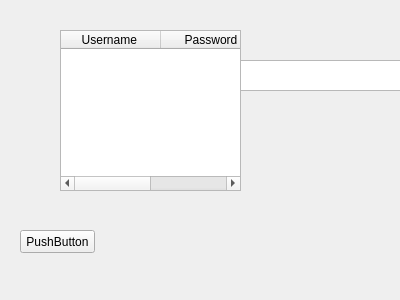
The window that new.ui (kokkinn/UI-Database) describes before a commit, drawn with Qt 5.
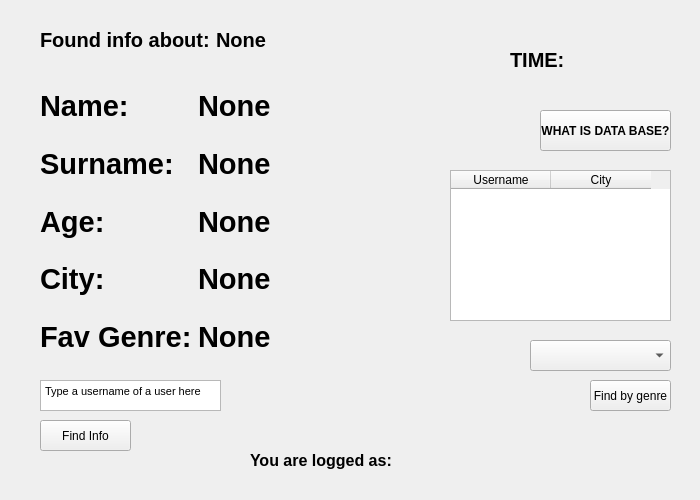
The same window after the commit.

Patch:
```diff
--- a/new.ui
+++ b/new.ui
@@ -6,8 +6,8 @@
    <rect>
     <x>0</x>
     <y>0</y>
-    <width>400</width>
-    <height>300</height>
+    <width>700</width>
+    <height>500</height>
    </rect>
   </property>
   <property name="windowTitle">
@@ -16,44 +16,498 @@
   <widget class="QTableWidget" name="table">
    <property name="geometry">
     <rect>
-     <x>60</x>
-     <y>30</y>
-     <width>181</width>
-     <height>161</height>
+     <x>450</x>
+     <y>170</y>
+     <width>221</width>
+     <height>151</height>
     </rect>
    </property>
    <column>
     <property name="text">
-     <string>Username </string>
+     <string>Username</string>
     </property>
    </column>
    <column>
     <property name="text">
-     <string>Password</string>
+     <string>City</string>
     </property>
    </column>
   </widget>
   <widget class="QPushButton" name="button">
    <property name="geometry">
     <rect>
-     <x>20</x>
-     <y>230</y>
-     <width>75</width>
-     <height>23</height>
+     <x>40</x>
+     <y>420</y>
+     <width>91</width>
+     <height>31</height>
     </rect>
    </property>
    <property name="text">
-    <string>PushButton</string>
+    <string>Find Info</string>
    </property>
   </widget>
   <widget class="QTextEdit" name="textfield">
    <property name="geometry">
     <rect>
-     <x>240</x>
+     <x>40</x>
+     <y>380</y>
+     <width>181</width>
+     <height>31</height>
+    </rect>
+   </property>
+   <property name="inputMethodHints">
+    <set>Qt::ImhMultiLine</set>
+   </property>
+   <property name="tabChangesFocus">
+    <bool>false</bool>
+   </property>
+   <property name="html">
+    <string>&lt;!DOCTYPE HTML PUBLIC &quot;-//W3C//DTD HTML 4.0//EN&quot; &quot;http://www.w3.org/TR/REC-html40/strict.dtd&quot;&gt;
+&lt;html&gt;&lt;head&gt;&lt;meta name=&quot;qrichtext&quot; content=&quot;1&quot; /&gt;&lt;style type=&quot;text/css&quot;&gt;
+p, li { white-space: pre-wrap; }
+&lt;/style&gt;&lt;/head&gt;&lt;body style=&quot; font-family:'MS Shell Dlg 2'; font-size:8.25pt; font-weight:400; font-style:normal;&quot;&gt;
+&lt;p style=&quot; margin-top:0px; margin-bottom:0px; margin-left:0px; margin-right:0px; -qt-block-indent:0; text-indent:0px;&quot;&gt;Type a username of a user here&lt;/p&gt;&lt;/body&gt;&lt;/html&gt;</string>
+   </property>
+   <property name="placeholderText">
+    <string/>
+   </property>
+  </widget>
+  <widget class="QLabel" name="label_15">
+   <property name="geometry">
+    <rect>
+     <x>190</x>
      <y>60</y>
-     <width>161</width>
+     <width>151</width>
+     <height>71</height>
+    </rect>
+   </property>
+   <property name="font">
+    <font>
+     <pointsize>18</pointsize>
+    </font>
+   </property>
+   <property name="text">
+    <string/>
+   </property>
+  </widget>
+  <widget class="QWidget" name="gridLayoutWidget">
+   <property name="geometry">
+    <rect>
+     <x>40</x>
+     <y>80</y>
+     <width>301</width>
+     <height>283</height>
+    </rect>
+   </property>
+   <layout class="QGridLayout" name="gridLayout">
+    <item row="0" column="0">
+     <widget class="QLabel" name="label_2">
+      <property name="enabled">
+       <bool>true</bool>
+      </property>
+      <property name="font">
+       <font>
+        <pointsize>22</pointsize>
+        <weight>75</weight>
+        <italic>false</italic>
+        <bold>true</bold>
+        <underline>false</underline>
+       </font>
+      </property>
+      <property name="acceptDrops">
+       <bool>false</bool>
+      </property>
+      <property name="layoutDirection">
+       <enum>Qt::LeftToRight</enum>
+      </property>
+      <property name="autoFillBackground">
+       <bool>false</bool>
+      </property>
+      <property name="text">
+       <string>Name:</string>
+      </property>
+      <property name="alignment">
+       <set>Qt::AlignLeading|Qt::AlignLeft|Qt::AlignVCenter</set>
+      </property>
+     </widget>
+    </item>
+    <item row="2" column="0">
+     <widget class="QLabel" name="label_3">
+      <property name="enabled">
+       <bool>true</bool>
+      </property>
+      <property name="font">
+       <font>
+        <pointsize>22</pointsize>
+        <weight>75</weight>
+        <bold>true</bold>
+        <underline>false</underline>
+       </font>
+      </property>
+      <property name="text">
+       <string>Surname:</string>
+      </property>
+     </widget>
+    </item>
+    <item row="3" column="0">
+     <widget class="QLabel" name="label_5">
+      <property name="enabled">
+       <bool>true</bool>
+      </property>
+      <property name="font">
+       <font>
+        <pointsize>22</pointsize>
+        <weight>75</weight>
+        <bold>true</bold>
+        <underline>false</underline>
+       </font>
+      </property>
+      <property name="text">
+       <string>Age:</string>
+      </property>
+     </widget>
+    </item>
+    <item row="4" column="0">
+     <widget class="QLabel" name="label_4">
+      <property name="enabled">
+       <bool>true</bool>
+      </property>
+      <property name="font">
+       <font>
+        <pointsize>22</pointsize>
+        <weight>75</weight>
+        <bold>true</bold>
+        <underline>false</underline>
+       </font>
+      </property>
+      <property name="text">
+       <string>City:</string>
+      </property>
+     </widget>
+    </item>
+    <item row="2" column="1">
+     <widget class="QLabel" name="dispsurname">
+      <property name="enabled">
+       <bool>true</bool>
+      </property>
+      <property name="font">
+       <font>
+        <pointsize>22</pointsize>
+        <weight>75</weight>
+        <bold>true</bold>
+        <underline>false</underline>
+       </font>
+      </property>
+      <property name="text">
+       <string>None</string>
+      </property>
+     </widget>
+    </item>
+    <item row="5" column="1">
+     <widget class="QLabel" name="dispgenre">
+      <property name="font">
+       <font>
+        <pointsize>22</pointsize>
+        <weight>75</weight>
+        <bold>true</bold>
+       </font>
+      </property>
+      <property name="text">
+       <string>None</string>
+      </property>
+     </widget>
+    </item>
+    <item row="5" column="0">
+     <widget class="QLabel" name="label_7">
+      <property name="font">
+       <font>
+        <pointsize>22</pointsize>
+        <weight>75</weight>
+        <bold>true</bold>
+       </font>
+      </property>
+      <property name="text">
+       <string>Fav Genre:</string>
+      </property>
+     </widget>
+    </item>
+    <item row="0" column="1">
+     <widget class="QLabel" name="dispname">
+      <property name="enabled">
+       <bool>true</bool>
+      </property>
+      <property name="font">
+       <font>
+        <pointsize>22</pointsize>
+        <weight>75</weight>
+        <bold>true</bold>
+        <underline>false</underline>
+       </font>
+      </property>
+      <property name="text">
+       <string>None</string>
+      </property>
+     </widget>
+    </item>
+    <item row="4" column="1">
+     <widget class="QLabel" name="dispage">
+      <property name="enabled">
+       <bool>true</bool>
+      </property>
+      <property name="font">
+       <font>
+        <pointsize>22</pointsize>
+        <weight>75</weight>
+        <bold>true</bold>
+        <underline>false</underline>
+       </font>
+      </property>
+      <property name="text">
+       <string>None</string>
+      </property>
+     </widget>
+    </item>
+    <item row="3" column="1">
+     <widget class="QLabel" name="dispcity">
+      <property name="enabled">
+       <bool>true</bool>
+      </property>
+      <property name="font">
+       <font>
+        <pointsize>22</pointsize>
+        <weight>75</weight>
+        <bold>true</bold>
+        <underline>false</underline>
+       </font>
+      </property>
+      <property name="autoFillBackground">
+       <bool>false</bool>
+      </property>
+      <property name="text">
+       <string>None</string>
+      </property>
+     </widget>
+    </item>
+   </layout>
+  </widget>
+  <widget class="QPushButton" name="pushButton">
+   <property name="geometry">
+    <rect>
+     <x>540</x>
+     <y>110</y>
+     <width>131</width>
+     <height>41</height>
+    </rect>
+   </property>
+   <property name="font">
+    <font>
+     <weight>75</weight>
+     <bold>true</bold>
+    </font>
+   </property>
+   <property name="text">
+    <string>WHAT IS DATA BASE?</string>
+   </property>
+  </widget>
+  <widget class="QWidget" name="horizontalLayoutWidget">
+   <property name="geometry">
+    <rect>
+     <x>510</x>
+     <y>20</y>
+     <width>160</width>
+     <height>80</height>
+    </rect>
+   </property>
+   <layout class="QHBoxLayout" name="horizontalLayout">
+    <item>
+     <widget class="QLabel" name="label2">
+      <property name="font">
+       <font>
+        <pointsize>15</pointsize>
+        <weight>75</weight>
+        <bold>true</bold>
+       </font>
+      </property>
+      <property name="text">
+       <string>TIME:</string>
+      </property>
+     </widget>
+    </item>
+    <item>
+     <widget class="QLabel" name="label_6">
+      <property name="font">
+       <font>
+        <pointsize>15</pointsize>
+        <weight>75</weight>
+        <bold>true</bold>
+       </font>
+      </property>
+      <property name="text">
+       <string/>
+      </property>
+     </widget>
+    </item>
+   </layout>
+  </widget>
+  <widget class="QComboBox" name="comboBox">
+   <property name="geometry">
+    <rect>
+     <x>530</x>
+     <y>340</y>
+     <width>141</width>
      <height>31</height>
     </rect>
+   </property>
+   <item>
+    <property name="text">
+     <string/>
+    </property>
+   </item>
+   <item>
+    <property name="text">
+     <string>Rock</string>
+    </property>
+   </item>
+   <item>
+    <property name="text">
+     <string>Rap</string>
+    </property>
+   </item>
+   <item>
+    <property name="text">
+     <string>Pop</string>
+    </property>
+   </item>
+   <item>
+    <property name="text">
+     <string>Funk</string>
+    </property>
+   </item>
+   <item>
+    <property name="text">
+     <string>Jazz</string>
+    </property>
+   </item>
+   <item>
+    <property name="text">
+     <string>Electro</string>
+    </property>
+   </item>
+   <item>
+    <property name="text">
+     <string>Classic</string>
+    </property>
+   </item>
+  </widget>
+  <widget class="QPushButton" name="findgenre">
+   <property name="geometry">
+    <rect>
+     <x>590</x>
+     <y>380</y>
+     <width>81</width>
+     <height>31</height>
+    </rect>
+   </property>
+   <property name="text">
+    <string>Find by genre</string>
+   </property>
+  </widget>
+  <widget class="QWidget" name="horizontalLayoutWidget_2">
+   <property name="geometry">
+    <rect>
+     <x>250</x>
+     <y>440</y>
+     <width>231</width>
+     <height>41</height>
+    </rect>
+   </property>
+   <layout class="QHBoxLayout" name="horizontalLayout_2">
+    <item>
+     <widget class="QLabel" name="label_8">
+      <property name="font">
+       <font>
+        <pointsize>12</pointsize>
+        <weight>75</weight>
+        <bold>true</bold>
+       </font>
+      </property>
+      <property name="text">
+       <string>You are logged as:</string>
+      </property>
+     </widget>
+    </item>
+    <item>
+     <widget class="QLabel" name="loggedname">
+      <property name="font">
+       <font>
+        <pointsize>11</pointsize>
+       </font>
+      </property>
+      <property name="text">
+       <string/>
+      </property>
+     </widget>
+    </item>
+   </layout>
+  </widget>
+  <widget class="QWidget" name="horizontalLayoutWidget_3">
+   <property name="geometry">
+    <rect>
+     <x>40</x>
+     <y>0</y>
+     <width>341</width>
+     <height>80</height>
+    </rect>
+   </property>
+   <layout class="QHBoxLayout" name="horizontalLayout_3">
+    <item>
+     <widget class="QLabel" name="label11">
+      <property name="font">
+       <font>
+        <pointsize>15</pointsize>
+        <weight>75</weight>
+        <bold>true</bold>
+       </font>
+      </property>
+      <property name="text">
+       <string>Found info about:</string>
+      </property>
+     </widget>
+    </item>
+    <item>
+     <widget class="QLabel" name="label_9">
+      <property name="font">
+       <font>
+        <pointsize>15</pointsize>
+        <weight>75</weight>
+        <bold>true</bold>
+       </font>
+      </property>
+      <property name="text">
+       <string>None</string>
+      </property>
+     </widget>
+    </item>
+   </layout>
+  </widget>
+  <widget class="QLabel" name="label">
+   <property name="geometry">
+    <rect>
+     <x>40</x>
+     <y>460</y>
+     <width>181</width>
+     <height>16</height>
+    </rect>
+   </property>
+   <property name="font">
+    <font>
+     <pointsize>12</pointsize>
+     <weight>75</weight>
+     <bold>true</bold>
+    </font>
+   </property>
+   <property name="text">
+    <string/>
    </property>
   </widget>
  </widget>
```
Left out of the diff: 20 changed lines with no effect on the pictures.
